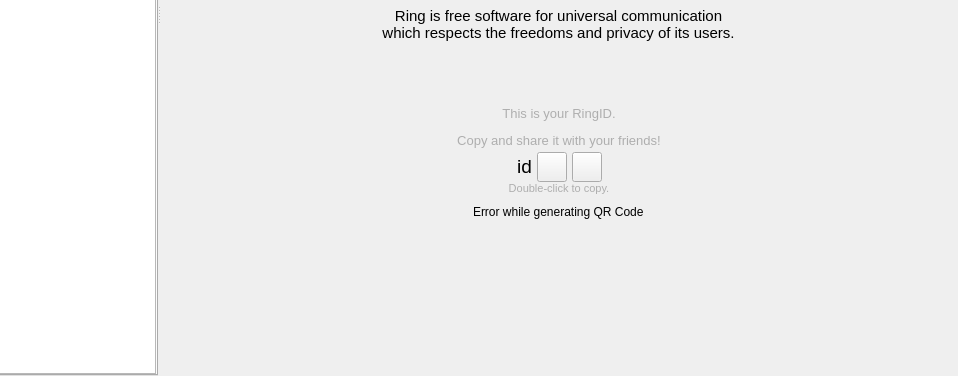
savoirfairelinux/jami-client-windows, file callwidget.ui: the form before one commit; both pictures show x 170 to 1128 and y 348 to 724 of the 1128 by 724 pixel window.
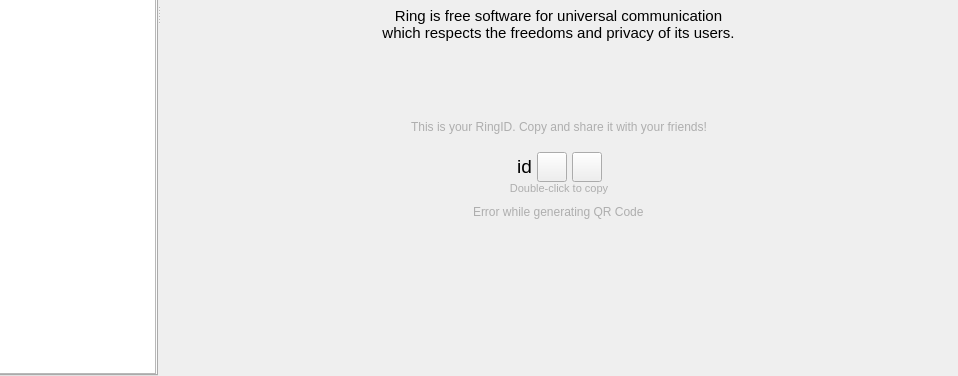
The form after the commit. Icons and pictures are not drawn. Custom widgets are drawn as their Qt base class.

Commit message:
delete html formating in labels
some labels were formated and styled using HTML,
this was messing with the traductions. Hence the
suppression of it, and replacement with integrated
stylesheet.

The edit to the form file:
```diff
--- a/callwidget.ui
+++ b/callwidget.ui
@@ -640,14 +640,14 @@
                 <item alignment="Qt::AlignHCenter|Qt::AlignVCenter">
                  <widget class="QLabel" name="label1">
                   <property name="sizePolicy">
-                   <sizepolicy hsizetype="Minimum" vsizetype="Minimum">
+                   <sizepolicy hsizetype="MinimumExpanding" vsizetype="Minimum">
                     <horstretch>0</horstretch>
                     <verstretch>0</verstretch>
                    </sizepolicy>
                   </property>
                   <property name="minimumSize">
                    <size>
-                    <width>300</width>
+                    <width>400</width>
                     <height>50</height>
                    </size>
                   </property>
@@ -658,8 +658,14 @@
                     <kerning>true</kerning>
                    </font>
                   </property>
+                  <property name="styleSheet">
+                   <string notr="true">color: #aeaeae</string>
+                  </property>
                   <property name="text">
-                   <string>&lt;html&gt;&lt;head/&gt;&lt;body&gt;&lt;p align=&quot;center&quot;&gt;&lt;span style=&quot; font-size:10pt; color:#aeaeae;&quot;&gt;This is your RingID.&lt;/span&gt;&lt;/p&gt;&lt;p align=&quot;center&quot;&gt;&lt;span style=&quot; font-size:10pt; color:#aeaeae;&quot;&gt;Copy and share it with your friends!&lt;/span&gt;&lt;/p&gt;&lt;/body&gt;&lt;/html&gt;</string>
+                   <string>This is your RingID. Copy and share it with your friends!</string>
+                  </property>
+                  <property name="textFormat">
+                   <enum>Qt::PlainText</enum>
                   </property>
                   <property name="alignment">
                    <set>Qt::AlignCenter</set>
@@ -843,17 +849,17 @@
                   </item>
                  </layout>
                 </item>
-                <item alignment="Qt::AlignHCenter|Qt::AlignVCenter">
-                 <widget class="QLabel" name="label2">
+                <item>
+                 <widget class="QLabel" name="copyLabel">
                   <property name="sizePolicy">
-                   <sizepolicy hsizetype="Minimum" vsizetype="Minimum">
+                   <sizepolicy hsizetype="MinimumExpanding" vsizetype="Minimum">
                     <horstretch>0</horstretch>
                     <verstretch>0</verstretch>
                    </sizepolicy>
                   </property>
                   <property name="minimumSize">
                    <size>
-                    <width>300</width>
+                    <width>50</width>
                     <height>0</height>
                    </size>
                   </property>
@@ -862,17 +868,23 @@
                     <pointsize>8</pointsize>
                    </font>
                   </property>
+                  <property name="styleSheet">
+                   <string notr="true">color: #aeaeae</string>
+                  </property>
                   <property name="frameShape">
                    <enum>QFrame::NoFrame</enum>
                   </property>
                   <property name="text">
-                   <string>&lt;html&gt;&lt;head/&gt;&lt;body&gt;&lt;p align=&quot;center&quot;&gt;&lt;span style=&quot; color:#aeaeae;&quot;&gt;Double-click to copy.&lt;/span&gt;&lt;/p&gt;&lt;/body&gt;&lt;/html&gt;</string>
+                   <string>Double-click to copy</string>
+                  </property>
+                  <property name="textFormat">
+                   <enum>Qt::PlainText</enum>
                   </property>
                   <property name="alignment">
                    <set>Qt::AlignCenter</set>
                   </property>
                   <property name="wordWrap">
-                   <bool>true</bool>
+                   <bool>false</bool>
                   </property>
                  </widget>
                 </item>
@@ -894,6 +906,9 @@
                 </item>
                 <item alignment="Qt::AlignHCenter">
                  <widget class="QLabel" name="qrLabel">
+                  <property name="styleSheet">
+                   <string notr="true">color: #aeaeae</string>
+                  </property>
                   <property name="text">
                    <string>Error while generating QR Code</string>
                   </property>
```
Left out of the diff: 11 changed lines with no effect on the pictures.
